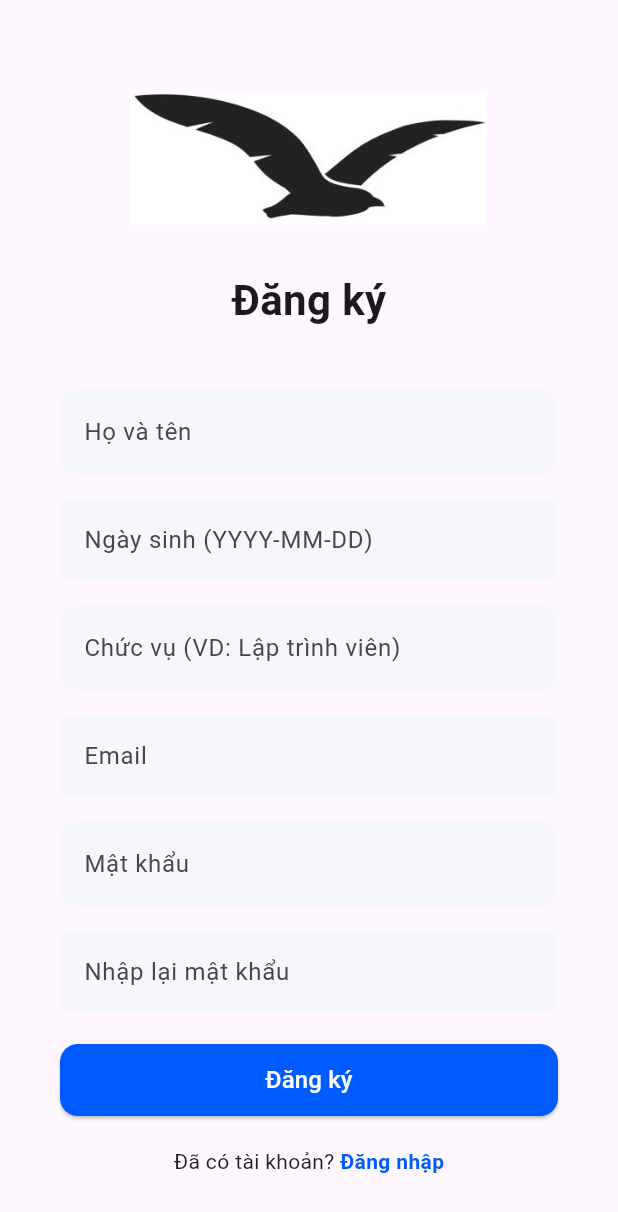
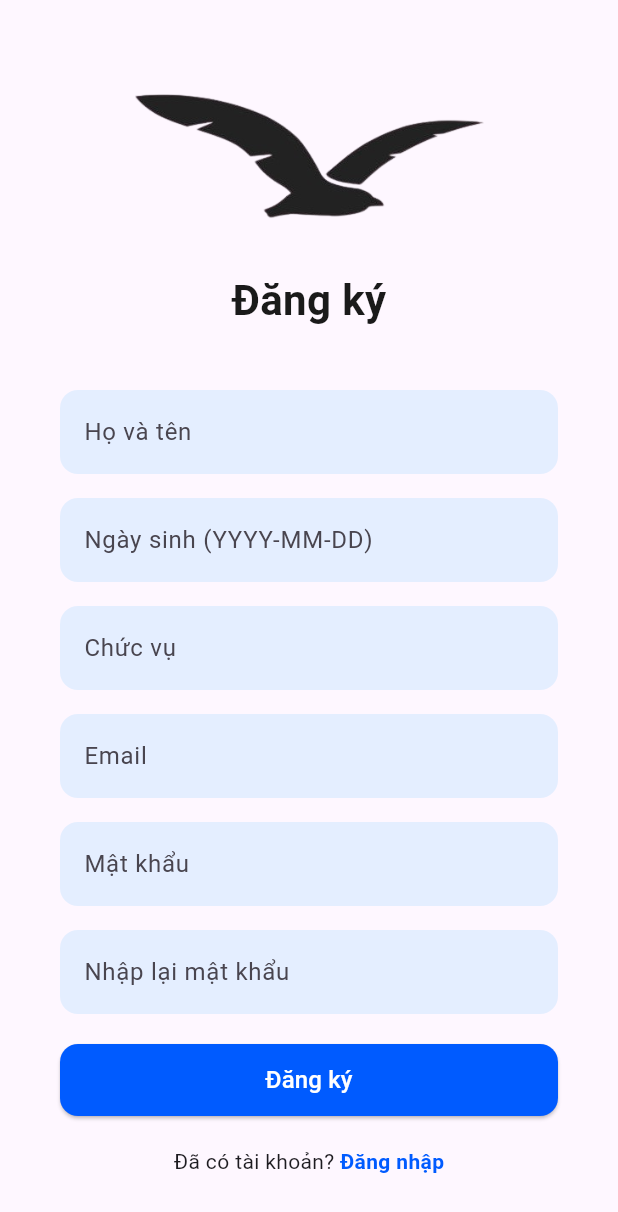
Before and after one commit to Phamdinhchuong1001/flutter_haiau, a Flutter app: the screen it shows after launch, after a tap on "Đăng nhập", after a tap on "Đăng ký", on a phone screen of 412 x 824 dp. Shown: the top 1212 px of the screen. Run offline on Flutter 3.47's test engine with Material 3 defaults, Android fonts, the light colour scheme and no system bars; our stand-ins replace cloud_firestore, cloud_functions, firebase_auth, firebase_core; accounts and stored records are empty.

Commit message:
hoàn thành giao diện quản lý nhân viên

```diff
--- a/lib/screens/login_screen.dart
+++ b/lib/screens/login_screen.dart
@@ -121,7 +121,7 @@ class _LoginScreenState extends State<LoginScreen> {
                       child: Column(
                         crossAxisAlignment: CrossAxisAlignment.center,
                         children: [
-                          Image.asset('assets/logo1.jpg', height: 90),
+                          Image.asset('assets/logokonen.png', height: 90),
                           const SizedBox(height: 30),
                           const Text(
                             "Đăng nhập",
@@ -143,7 +143,12 @@ class _LoginScreenState extends State<LoginScreen> {
                                   decoration: InputDecoration(
                                     labelText: "Email",
                                     filled: true,
-                                    fillColor: const Color(0xFFF5F7FA),
+                                    fillColor: const Color.fromARGB(
+                                      255,
+                                      228,
+                                      238,
+                                      255,
+                                    ),
                                     border: OutlineInputBorder(
                                       borderRadius: BorderRadius.circular(12),
                                       borderSide: BorderSide.none,
@@ -161,7 +166,12 @@ class _LoginScreenState extends State<LoginScreen> {
                                   decoration: InputDecoration(
                                     labelText: "Password",
                                     filled: true,
-                                    fillColor: const Color(0xFFF5F7FA),
+                                    fillColor: const Color.fromARGB(
+                                      255,
+                                      228,
+                                      238,
+                                      255,
+                                    ),
                                     border: OutlineInputBorder(
                                       borderRadius: BorderRadius.circular(12),
                                       borderSide: BorderSide.none,
--- a/lib/screens/signup_screen.dart
+++ b/lib/screens/signup_screen.dart
@@ -141,7 +141,7 @@ class _SignupScreenState extends State<SignupScreen> {
                       child: Column(
                         crossAxisAlignment: CrossAxisAlignment.center,
                         children: [
-                          Image.asset('assets/logo1.jpg', height: 90),
+                          Image.asset('assets/logokonen.png', height: 90),
                           const SizedBox(height: 30),
                           const Center(
                             child: Text(
@@ -164,7 +164,12 @@ class _SignupScreenState extends State<SignupScreen> {
                                   decoration: InputDecoration(
                                     labelText: "Họ và tên",
                                     filled: true,
-                                    fillColor: const Color(0xFFF5F7FA),
+                                    fillColor: const Color.fromARGB(
+                                      255,
+                                      228,
+                                      238,
+                                      255,
+                                    ),
                                     border: OutlineInputBorder(
                                       borderRadius: BorderRadius.circular(12),
                                       borderSide: BorderSide.none,
@@ -186,7 +191,12 @@ class _SignupScreenState extends State<SignupScreen> {
                                     labelText: "Ngày sinh (YYYY-MM-DD)",
                                     hintText: "2000-01-30",
                                     filled: true,
-                                    fillColor: const Color(0xFFF5F7FA),
+                                    fillColor: const Color.fromARGB(
+                                      255,
+                                      228,
+                                      238,
+                                      255,
+                                    ),
                                     border: OutlineInputBorder(
                                       borderRadius: BorderRadius.circular(12),
                                       borderSide: BorderSide.none,
@@ -205,9 +215,14 @@ class _SignupScreenState extends State<SignupScreen> {
                                 TextFormField(
                                   controller: positionController,
                                   decoration: InputDecoration(
-                                    labelText: "Chức vụ (VD: Lập trình viên)",
+                                    labelText: "Chức vụ",
                                     filled: true,
-                                    fillColor: const Color(0xFFF5F7FA),
+                                    fillColor: const Color.fromARGB(
+                                      255,
+                                      228,
+                                      238,
+                                      255,
+                                    ),
                                     border: OutlineInputBorder(
                                       borderRadius: BorderRadius.circular(12),
                                       borderSide: BorderSide.none,
@@ -228,7 +243,12 @@ class _SignupScreenState extends State<SignupScreen> {
                                   decoration: InputDecoration(
                                     labelText: "Email",
                                     filled: true,
-                                    fillColor: const Color(0xFFF5F7FA),
+                                    fillColor: const Color.fromARGB(
+                                      255,
+                                      228,
+                                      238,
+                                      255,
+                                    ),
                                     border: OutlineInputBorder(
                                       borderRadius: BorderRadius.circular(12),
                                       borderSide: BorderSide.none,
@@ -253,7 +273,12 @@ class _SignupScreenState extends State<SignupScreen> {
                                   decoration: InputDecoration(
                                     labelText: "Mật khẩu",
                                     filled: true,
-                                    fillColor: const Color(0xFFF5F7FA),
+                                    fillColor: const Color.fromARGB(
+                                      255,
+                                      228,
+                                      238,
+                                      255,
+                                    ),
                                     border: OutlineInputBorder(
                                       borderRadius: BorderRadius.circular(12),
                                       borderSide: BorderSide.none,
@@ -278,7 +303,12 @@ class _SignupScreenState extends State<SignupScreen> {
                                   decoration: InputDecoration(
                                     labelText: "Nhập lại mật khẩu",
                                     filled: true,
-                                    fillColor: const Color(0xFFF5F7FA),
+                                    fillColor: const Color.fromARGB(
+                                      255,
+                                      228,
+                                      238,
+                                      255,
+                                    ),
                                     border: OutlineInputBorder(
                                       borderRadius: BorderRadius.circular(12),
                                       borderSide: BorderSide.none,
--- a/pubspec.yaml
+++ b/pubspec.yaml
@@ -34,5 +34,4 @@ dev_dependencies:
 flutter:
   uses-material-design: true
   assets:
-    - assets/logo1.jpg
     - assets/logokonen.png
```
Also changed, not shown: lib/screens/user_detail_screen.dart (+78 -11 lines), assets/logo1.jpg (deleted).
